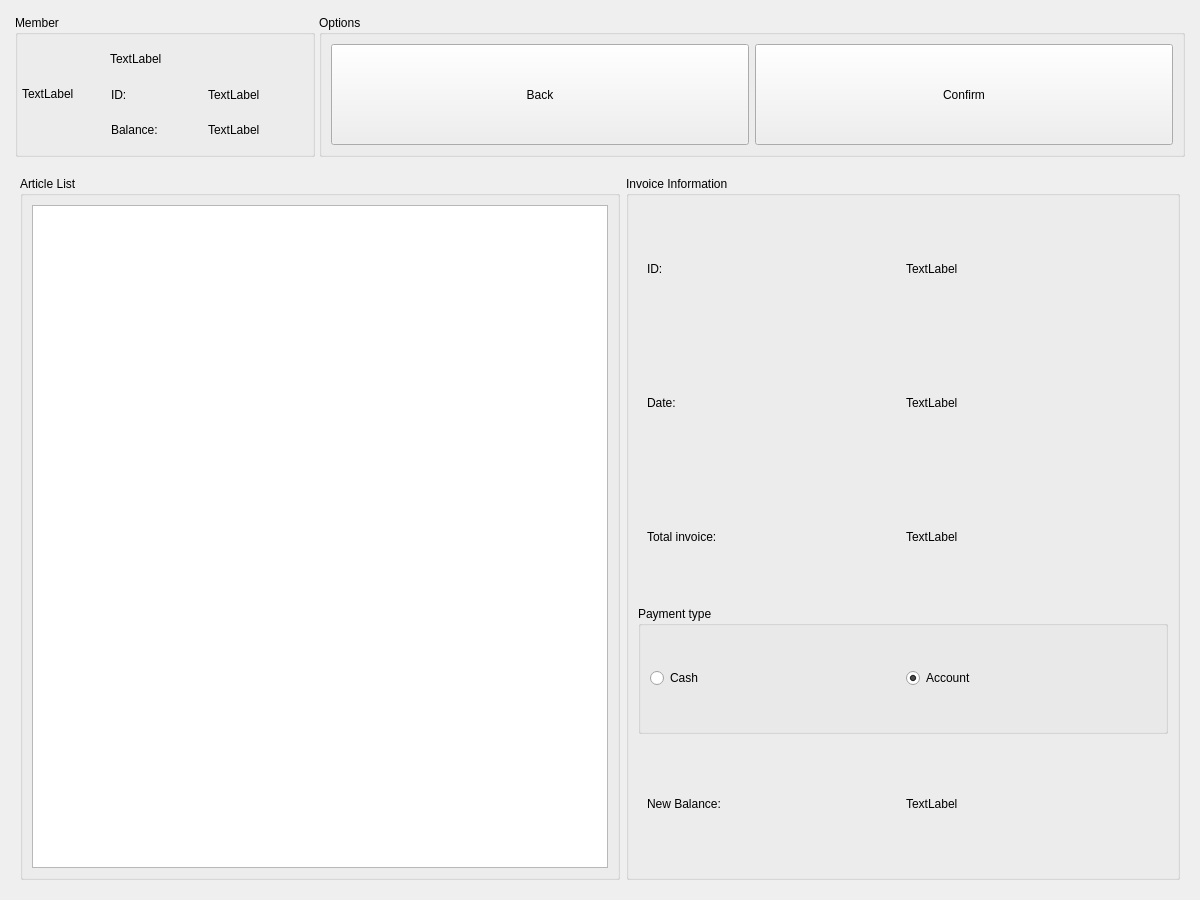
eguzki/penyamanager, file penyamanager/invoicewindow.ui: the form before one commit.
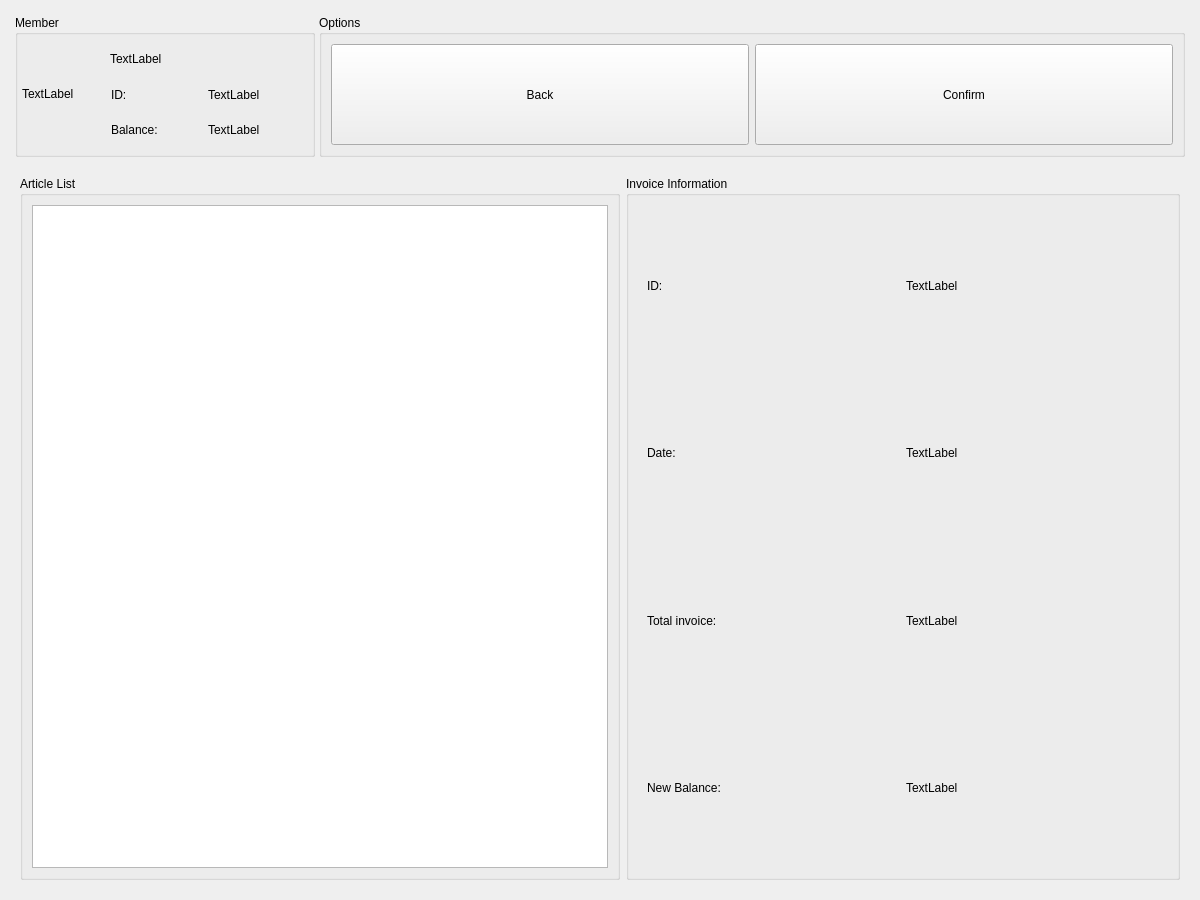
The form after the commit.

Diff of the .ui file:
```diff
--- a/penyamanager/invoicewindow.ui
+++ b/penyamanager/invoicewindow.ui
@@ -344,32 +344,6 @@
            </layout>
           </widget>
          </item>
-         <item>
-          <widget class="QGroupBox" name="paymentGroupBox">
-           <property name="title">
-            <string>Payment type</string>
-           </property>
-           <layout class="QHBoxLayout" name="horizontalLayout_9">
-            <item>
-             <widget class="QRadioButton" name="cashRadioButton">
-              <property name="text">
-               <string>Cash</string>
-              </property>
-             </widget>
-            </item>
-            <item>
-             <widget class="QRadioButton" name="accountRadioButton">
-              <property name="text">
-               <string>Account</string>
-              </property>
-              <property name="checked">
-               <bool>true</bool>
-              </property>
-             </widget>
-            </item>
-           </layout>
-          </widget>
-         </item>
          <item>
           <widget class="QWidget" name="newBalanceWidget" native="true">
            <layout class="QHBoxLayout" name="horizontalLayout_10">
```
